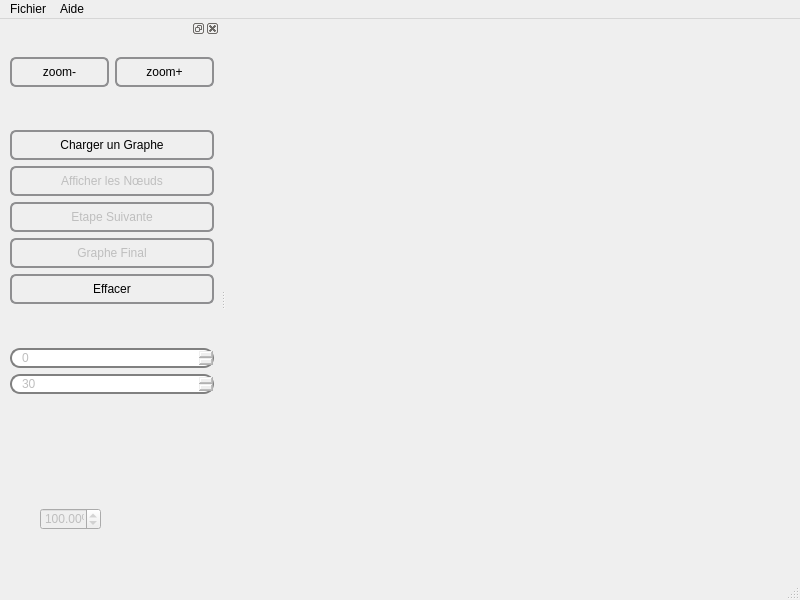
Old version of the form Simulations/ShowGraph/mainwindow.ui in the repository Patre/Energy-saving-in-sensors--networks.
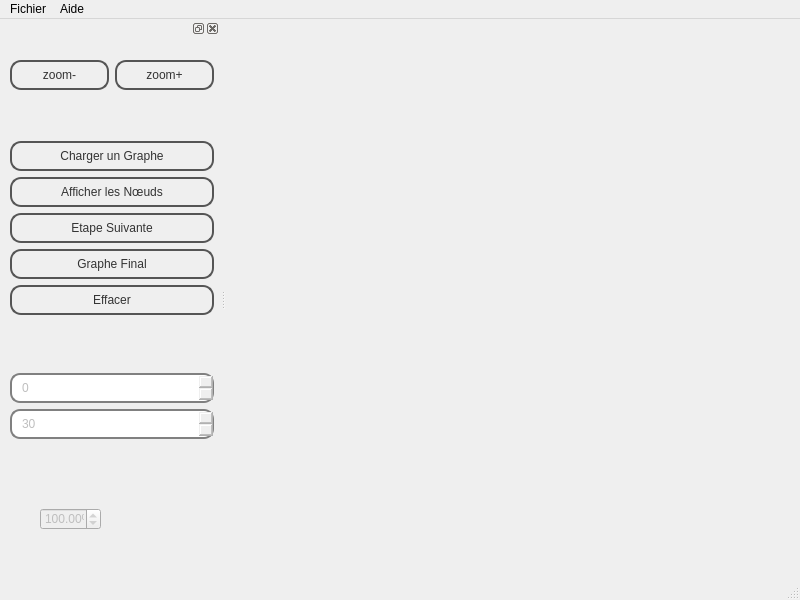
New version of the form.

Commit message: changement de Theme

What changed in the file:
```diff
--- a/Simulations/ShowGraph/mainwindow.ui
+++ b/Simulations/ShowGraph/mainwindow.ui
@@ -17,23 +17,45 @@
    <string>Visualisateur de réseau</string>
   </property>
   <property name="styleSheet">
-   <string notr="true">QPushButton {
-     border: 2px solid #8f8f91;
-     border-radius: 6px;
-     background-color: qlineargradient(x1: 0, y1: 0, x2: 0, y2: 1,
-                                       stop: 0 #f6f7fa, stop: 1 #dadbde);
-     min-width: 80px;
- }
+   <string notr="true">#dockWidget {
+border: none;
+background: qlineargradient(x1: 0, y1: 0, x2: 0, y2: 1,
+stop: 0 #a6a6a6, stop: 0.08 #7f7f7f,
+stop: 0.39999 #717171, stop: 0.4 #626262,
+stop: 0.9 #4c4c4c, stop: 1 #333333);
+}
 
-QSpinBox {
-     border: 2px solid gray;
+#dockWidget QPushButton {
+color: #333;
+border: 2px solid #555;
+border-radius: 11px;
+padding: 5px;
+background: qradialgradient(cx: 0.3, cy: -0.4,
+fx: 0.3, fy: -0.4,
+radius: 1.35, stop: 0 #fff, stop: 1 #888);
+min-width: 80px;
+}
+#dockWidget QSpinBox {
+border: 2px solid gray;
      border-radius: 10px;
      padding: 0 8px;
      background: qlineargradient(x1: 0, y1: 0, x2: 0, y2: 1,
                                        stop: 0 #f6f7fa, stop: 1 #dadbde);
 
      selection-background-color: darkgray;
- }</string>
+}
+
+#dockWidget QPushButton:hover {
+background: qradialgradient(cx: 0.3, cy: -0.4,
+fx: 0.3, fy: -0.4,
+radius: 1.35, stop: 0 #fff, stop: 1 #bbb);
+}
+
+#dockWidget QPushButton:pressed {
+background: qradialgradient(cx: 0.4, cy: -0.1,
+fx: 0.4, fy: -0.1,
+radius: 1.35, stop: 0 #fff, stop: 1 #ddd);
+}</string>
   </property>
   <widget class="QWidget" name="centralwidget"/>
   <widget class="QMenuBar" name="menubar">
@@ -77,6 +99,9 @@
    <property name="whatsThis">
     <string>Dock qui permet de charger et verfiér le Graphe</string>
    </property>
+   <property name="styleSheet">
+    <string notr="true"/>
+   </property>
    <attribute name="dockWidgetArea">
     <number>1</number>
    </attribute>
@@ -118,7 +143,7 @@
        <x>10</x>
        <y>0</y>
        <width>204</width>
-       <height>356</height>
+       <height>401</height>
       </rect>
      </property>
      <layout class="QVBoxLayout" name="DockLayout">
@@ -167,7 +192,7 @@
          <widget class="QPushButton" name="zoomout">
           <property name="minimumSize">
            <size>
-            <width>84</width>
+            <width>94</width>
             <height>30</height>
            </size>
           </property>
@@ -183,7 +208,7 @@
          <widget class="QPushButton" name="zoomin">
           <property name="minimumSize">
            <size>
-            <width>84</width>
+            <width>94</width>
             <height>30</height>
            </size>
           </property>
@@ -279,7 +304,7 @@
        <widget class="QPushButton" name="charger">
         <property name="minimumSize">
          <size>
-          <width>84</width>
+          <width>94</width>
           <height>30</height>
          </size>
         </property>
@@ -295,7 +320,7 @@
         </property>
         <property name="minimumSize">
          <size>
-          <width>84</width>
+          <width>94</width>
           <height>30</height>
          </size>
         </property>
@@ -311,7 +336,7 @@
         </property>
         <property name="minimumSize">
          <size>
-          <width>84</width>
+          <width>94</width>
           <height>30</height>
          </size>
         </property>
@@ -327,7 +352,7 @@
         </property>
         <property name="minimumSize">
          <size>
-          <width>84</width>
+          <width>94</width>
           <height>30</height>
          </size>
         </property>
@@ -343,7 +368,7 @@
         </property>
         <property name="minimumSize">
          <size>
-          <width>84</width>
+          <width>94</width>
           <height>30</height>
          </size>
         </property>
@@ -435,6 +460,18 @@
         <property name="enabled">
          <bool>false</bool>
         </property>
+        <property name="minimumSize">
+         <size>
+          <width>0</width>
+          <height>30</height>
+         </size>
+        </property>
+        <property name="maximumSize">
+         <size>
+          <width>16777215</width>
+          <height>16</height>
+         </size>
+        </property>
        </widget>
       </item>
       <item>
@@ -442,11 +479,36 @@
         <property name="enabled">
          <bool>false</bool>
         </property>
+        <property name="minimumSize">
+         <size>
+          <width>0</width>
+          <height>30</height>
+         </size>
+        </property>
+        <property name="maximumSize">
+         <size>
+          <width>16777215</width>
+          <height>16</height>
+         </size>
+        </property>
         <property name="value">
          <number>30</number>
         </property>
        </widget>
       </item>
+      <item>
+       <spacer name="verticalSpacer_16">
+        <property name="orientation">
+         <enum>Qt::Vertical</enum>
+        </property>
+        <property name="sizeHint" stdset="0">
+         <size>
+          <width>20</width>
+          <height>40</height>
+         </size>
+        </property>
+       </spacer>
+      </item>
      </layout>
     </widget>
    </widget>
```
The commit also changes 2 other files.
